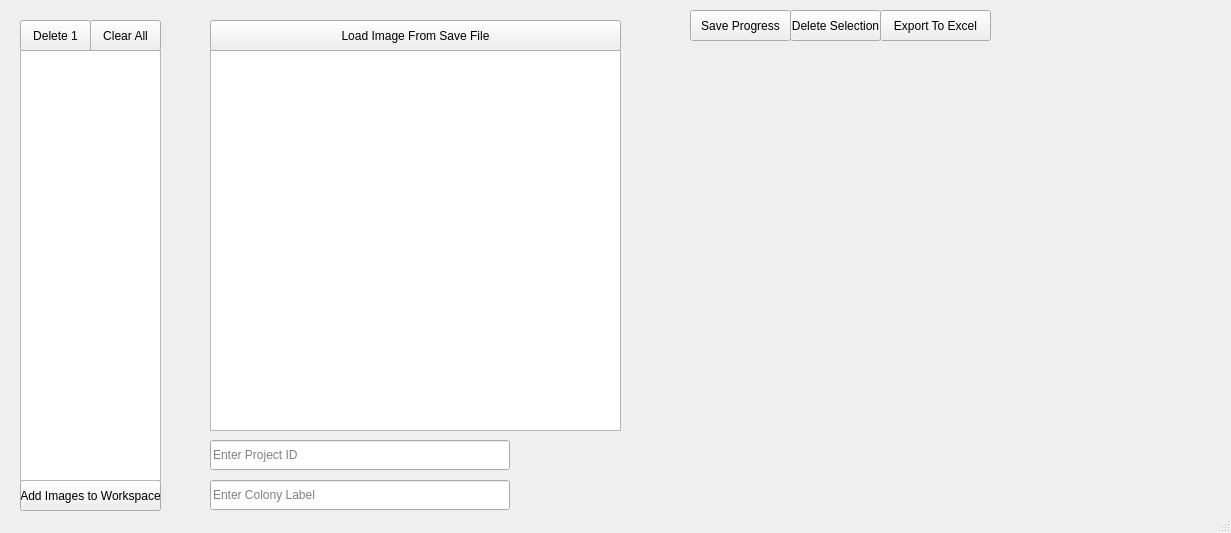
Above: src/ColonyCounter/form.ui from Andrewmh71/colony-capstone before the change. Below: the same form after it.
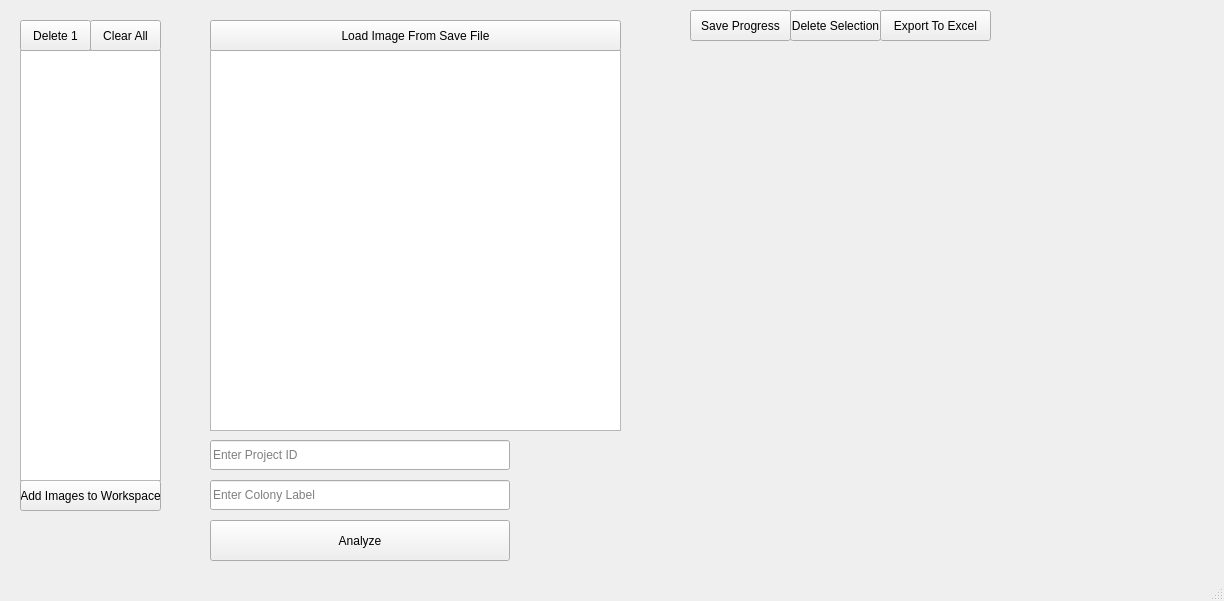
That is the form after the change.

What changed in the file:
```diff
--- a/src/ColonyCounter/form.ui
+++ b/src/ColonyCounter/form.ui
@@ -6,8 +6,8 @@
    <rect>
     <x>0</x>
     <y>0</y>
-    <width>1231</width>
-    <height>533</height>
+    <width>1224</width>
+    <height>601</height>
    </rect>
   </property>
   <property name="windowTitle">
```
